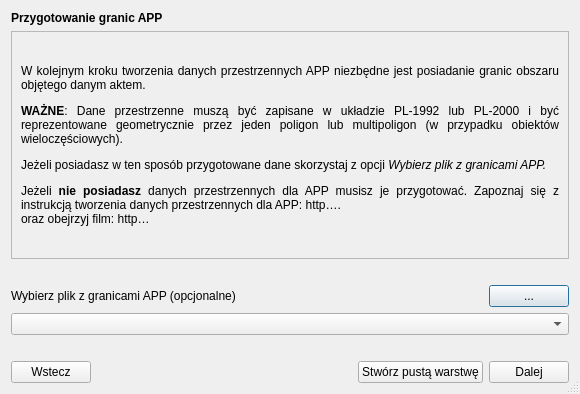
Old version of the form modules/app/views/ui/wektor_instrukcja_dialog_base.ui in the repository envirosolutionspl/wtyczka_qgis_app.
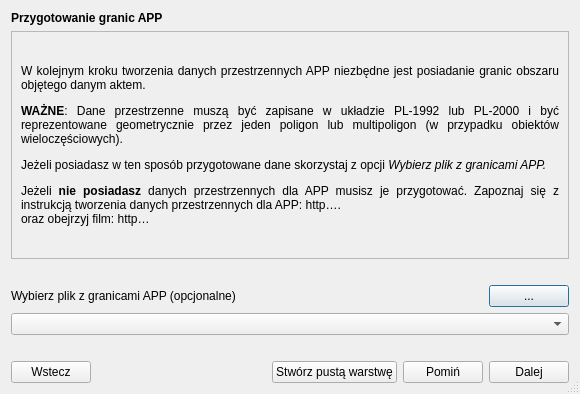
New version of the form. Custom widgets are drawn as their Qt base class.

Commit message: dodanie oraz obsługa przycisku pomiń w kroku 3/6

```diff
--- a/modules/app/views/ui/wektor_instrukcja_dialog_base.ui
+++ b/modules/app/views/ui/wektor_instrukcja_dialog_base.ui
@@ -162,6 +162,16 @@
          </property>
         </widget>
        </item>
+       <item>
+        <widget class="QPushButton" name="skip_btn">
+         <property name="toolTip">
+          <string>Pominięcie tworzenia formularza dla APP. Przeniesienie do formularza dla dokumentów formalnych.</string>
+         </property>
+         <property name="text">
+          <string>Pomiń</string>
+         </property>
+        </widget>
+       </item>
        <item>
         <widget class="QPushButton" name="next_btn">
          <property name="text">
```
The commit also changes 2 other files.
